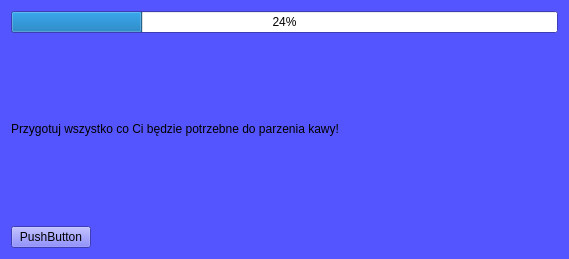
The window that GUI/RegisterCoffeeWidget.ui (MikDal002/CoffeDiary) describes before a commit, drawn with Qt 5.
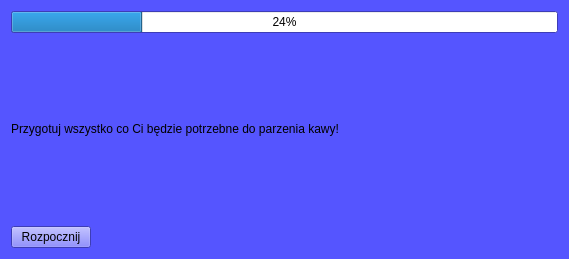
The same window after the commit.

Commit message: Dodano samozamknięcie się rejestracji nowej kawy na koniec procesu.

```diff
--- a/GUI/RegisterCoffeeWidget.ui
+++ b/GUI/RegisterCoffeeWidget.ui
@@ -462,7 +462,7 @@
       </sizepolicy>
      </property>
      <property name="text">
-      <string>PushButton</string>
+      <string>Rozpocznij</string>
      </property>
     </widget>
    </item>
```
The commit also changes 1 other file.
